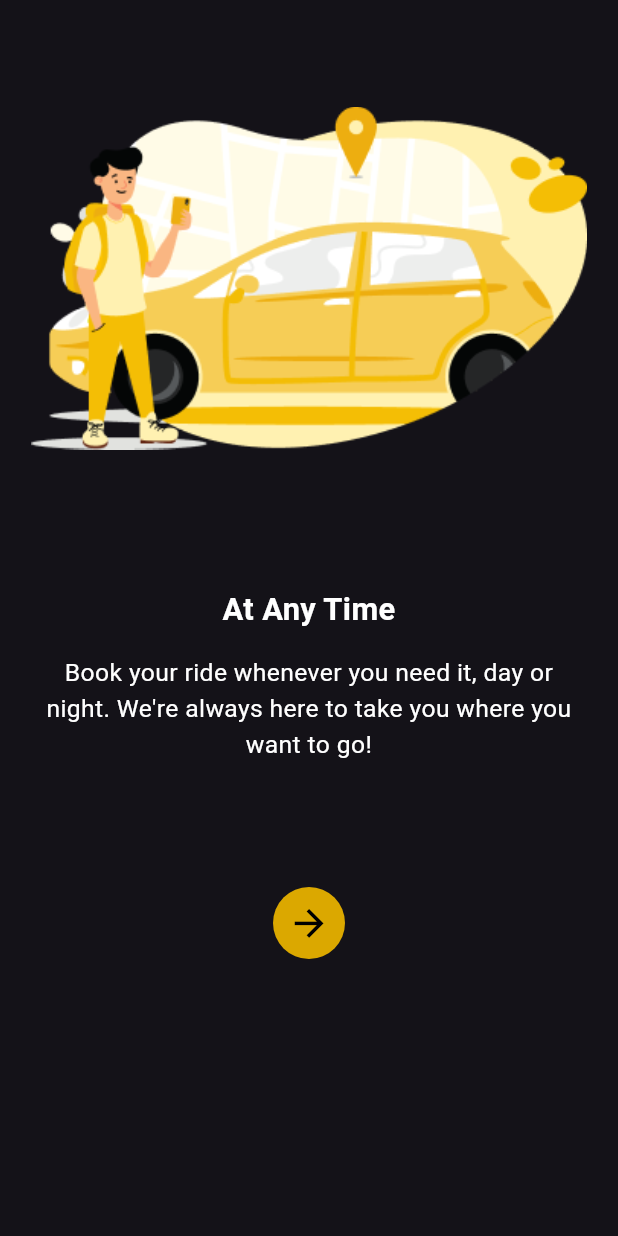
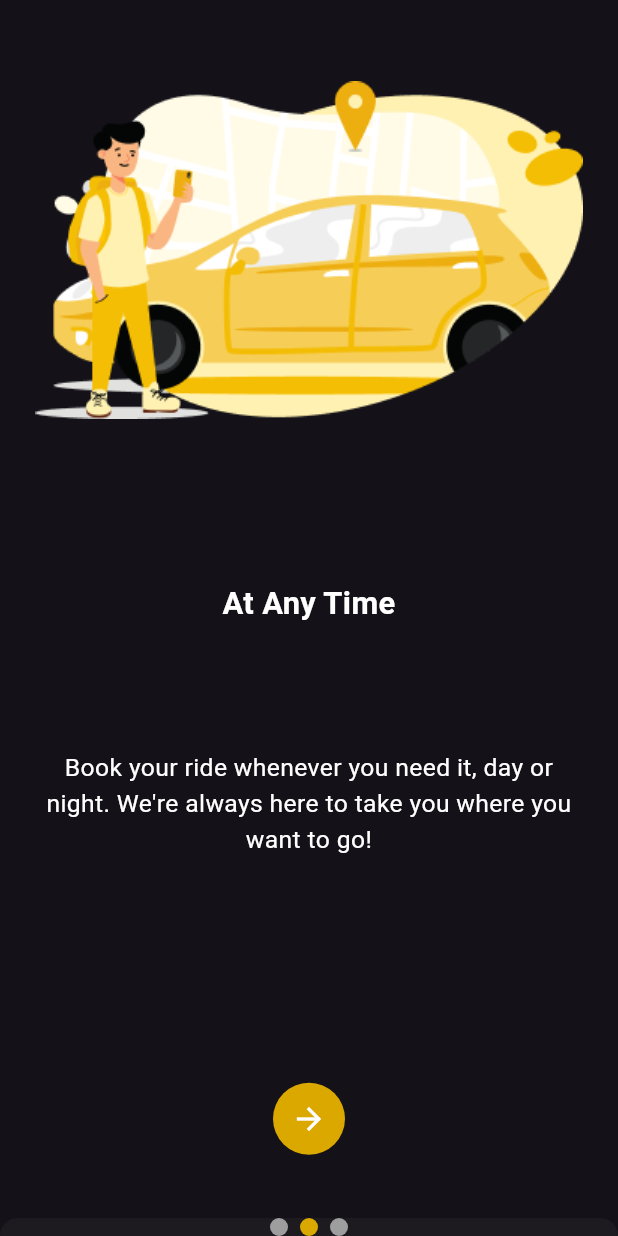
Before and after one commit to jincykp/zoomio, a Flutter app: the screen it shows after launch, after a tap on the "arrow forward" icon, on a phone screen of 412 x 824 dp. Run offline on Flutter 3.47's test engine with Material 3 defaults, Android fonts, the phone set to English and light mode, and no system bars; drawn by our look-alikes of smooth_page_indicator; our stand-ins replace buttons_tabbar, cloud_firestore, curved_navigation_bar, firebase_auth, firebase_core, firebase_storage and 4 more; accounts and stored records are empty.

Commit message:
onboadding custom did

```diff
--- /dev/null
+++ b/lib/presentations/screens/custom_widgets/onboarding_info.dart
@@ -0,0 +1,69 @@
+import 'package:flutter/material.dart';
+import 'package:zoomer/presentations/screens/styles/appstyles.dart';
+
+class OnBoardingInfo {
+  final String title;
+  final String description;
+  final String image;
+  final Widget? button;
+  OnBoardingInfo(
+      {required this.image,
+      required this.title,
+      required this.description,
+      this.button});
+}
+
+class OnboardingItems {
+  List<OnBoardingInfo> items = [
+    OnBoardingInfo(
+        title: "Any Where You Are",
+        description:
+            'Get a ride at your doorstep, anytime, anywhere. Fast, reliable, and always at your service!.',
+        image: "assets/Anywhere you are.png"),
+    OnBoardingInfo(
+        title: 'At Any Time',
+        description:
+            "Book your ride whenever you need it, day or night. We're always here to take you where you want to go!",
+        image: "assets/images/At anytime.png"),
+    OnBoardingInfo(
+        title: 'Book Your Ride',
+        description:
+            'Choose your ride with just a few taps. Enjoy a smooth and personalized booking experience tailored to you!',
+        image: "assets/images/Frame 1.png"),
+  ];
+}
+
+class CustomCircleButton extends StatelessWidget {
+  final VoidCallback onTap;
+  final IconData icon;
+  final Color iconColor;
+  final double iconSize;
+  final Color backgroundColor;
+
+  const CustomCircleButton({
+    Key? key,
+    required this.onTap,
+    required this.icon,
+    this.iconColor = Colors.white,
+    this.iconSize = 24.0,
+    this.backgroundColor = ThemeColors.primaryColor,
+  }) : super(key: key);
+
+  @override
+  Widget build(BuildContext context) {
+    return Container(
+      decoration: BoxDecoration(
+        color: backgroundColor,
+        shape: BoxShape.circle,
+      ),
+      child: IconButton(
+        onPressed: onTap,
+        icon: Icon(
+          icon,
+          color: iconColor,
+          size: iconSize,
+        ),
+      ),
+    );
+  }
+}
--- a/lib/presentations/screens/onboarding_screens.dart/onboarding_one.dart
+++ b/lib/presentations/screens/onboarding_screens.dart/onboarding_one.dart
@@ -29,7 +29,7 @@ class _OnboardingScreenOneState extends State<OnboardingScreenOne> {
                     SizedBox(
                       height: constraints.maxHeight * 0.4,
                       child: Image.asset(
-                        "assets/images/Anywhere you are.png",
+                        "assets/Anywhere you are.png",
                         fit: BoxFit.contain,
                       ),
                     ),
--- /dev/null
+++ b/lib/presentations/screens/onboarding_screens.dart/onboarding_state.dart
@@ -0,0 +1,115 @@
+import 'package:flutter/material.dart';
+import 'package:smooth_page_indicator/smooth_page_indicator.dart';
+import 'package:zoomer/presentations/screens/custom_widgets/onboarding_info.dart';
+import 'package:zoomer/presentations/screens/login_screens/mapenable_screen.dart';
+import 'package:zoomer/presentations/screens/onboarding_screens.dart/onboarding_two.dart';
+import 'package:zoomer/presentations/screens/styles/appstyles.dart';
+
+class OnboardingView extends StatefulWidget {
+  const OnboardingView({super.key});
+
+  @override
+  State<OnboardingView> createState() => _OnboardingViewState();
+}
+
+class _OnboardingViewState extends State<OnboardingView> {
+  final controller = OnboardingItems();
+  final pageController = PageController();
+  @override
+  Widget build(BuildContext context) {
+    double screenWidth = MediaQuery.of(context).size.width;
+    double screenHeight = MediaQuery.of(context).size.height;
+    return Scaffold(
+      bottomSheet: Row(
+        mainAxisAlignment: MainAxisAlignment.center,
+        children: [
+          SmoothPageIndicator(
+            controller: pageController,
+            count: controller.items.length,
+            onDotClicked: (index) => pageController.animateToPage(index,
+                duration: const Duration(microseconds: 600),
+                curve: Curves.easeIn),
+            effect: const WormEffect(
+              activeDotColor: ThemeColors.primaryColor,
+              dotHeight: 12,
+              dotWidth: 12,
+            ),
+          ),
+        ],
+      ),
+      body: PageView.builder(
+        itemCount: controller.items.length,
+        controller: pageController,
+        itemBuilder: (context, index) {
+          return Padding(
+            padding: EdgeInsets.all(screenWidth * 0.05),
+            child: Column(
+                crossAxisAlignment: CrossAxisAlignment.center,
+                mainAxisAlignment: MainAxisAlignment.spaceEvenly,
+                children: [
+                  Image.asset(controller.items[index].image,
+                      fit: BoxFit.contain),
+                  SizedBox(
+                    height: screenHeight * 0.05,
+                  ),
+                  Text(
+                    controller.items[index].title,
+                    style: Textstyles.titleText
+                        .copyWith(fontSize: screenWidth * 0.05),
+                    textAlign: TextAlign.center,
+                  ),
+                  SizedBox(
+                    height: screenHeight * 0.02,
+                  ),
+                  Text(
+                    controller.items[index].description,
+                    style: Textstyles.bodytext
+                        .copyWith(fontSize: screenWidth * 0.04),
+                    textAlign: TextAlign.center,
+                  ),
+                  SizedBox(
+                    height: screenHeight * 0.1,
+                  ),
+                  CustomCircleButton(
+                      onTap: () {
+                        if (index < controller.items.length - 1) {
+                          // Move to the next page
+                          pageController.nextPage(
+                            duration: const Duration(milliseconds: 600),
+                            curve: Curves.easeIn,
+                          );
+                        } else {
+
+                          Navigator.push(
+                              context,
+                              MaterialPageRoute(
+                                  builder: (context) =>
+                                      const MapenableScreen()));
+                        }
+                      },
+                      icon: Icons.arrow_forward)
+                  // Container(
+                  //   decoration: const BoxDecoration(
+                  //       color: ThemeColors.primaryColor,
+                  //       shape: BoxShape.circle),
+                  //   child: IconButton(
+                  //       onPressed: () {
+                  //         Navigator.push(
+                  //             context,
+                  //             MaterialPageRoute(
+                  //                 builder: (context) =>
+                  //                     const OnboardingScreenTwo()));
+                  //       },
+                  //       icon: Icon(
+                  //         Icons.arrow_forward,
+                  //         color: ThemeColors.titleColor,
+                  //         size: screenWidth * 0.07,
+                  //       )),
+                  // ),
+                ]),
+          );
+        },
+      ),
+    );
+  }
+}
--- a/lib/presentations/screens/splash_screen.dart
+++ b/lib/presentations/screens/splash_screen.dart
@@ -1,5 +1,5 @@
 import 'package:flutter/material.dart';
-import 'package:zoomer/presentations/screens/onboarding_screens.dart/onboarding_one.dart';
+import 'package:zoomer/presentations/screens/onboarding_screens.dart/onboarding_state.dart';
 
 class SplashScreen extends StatefulWidget {
   const SplashScreen({super.key});
@@ -42,6 +42,6 @@ class _SplashScreenState extends State<SplashScreen> {
     await Future.delayed(const Duration(seconds: 7));
     // ignore: use_build_context_synchronously
     Navigator.pushReplacement(context,
-        MaterialPageRoute(builder: (context) => const OnboardingScreenOne()));
+        MaterialPageRoute(builder: (context) => const OnboardingView()));
   }
 }
--- a/pubspec.yaml
+++ b/pubspec.yaml
@@ -54,6 +54,8 @@ dependencies:
   flutter_bloc: ^8.1.6
   google_nav_bar: ^5.0.6
   animations: ^2.0.11
+  smooth_page_indicator: ^1.2.0+3
+  shared_preferences: ^2.3.2
 
 
 dev_dependencies:
```
Also changed, not shown: pubspec.lock, 1 other file.
